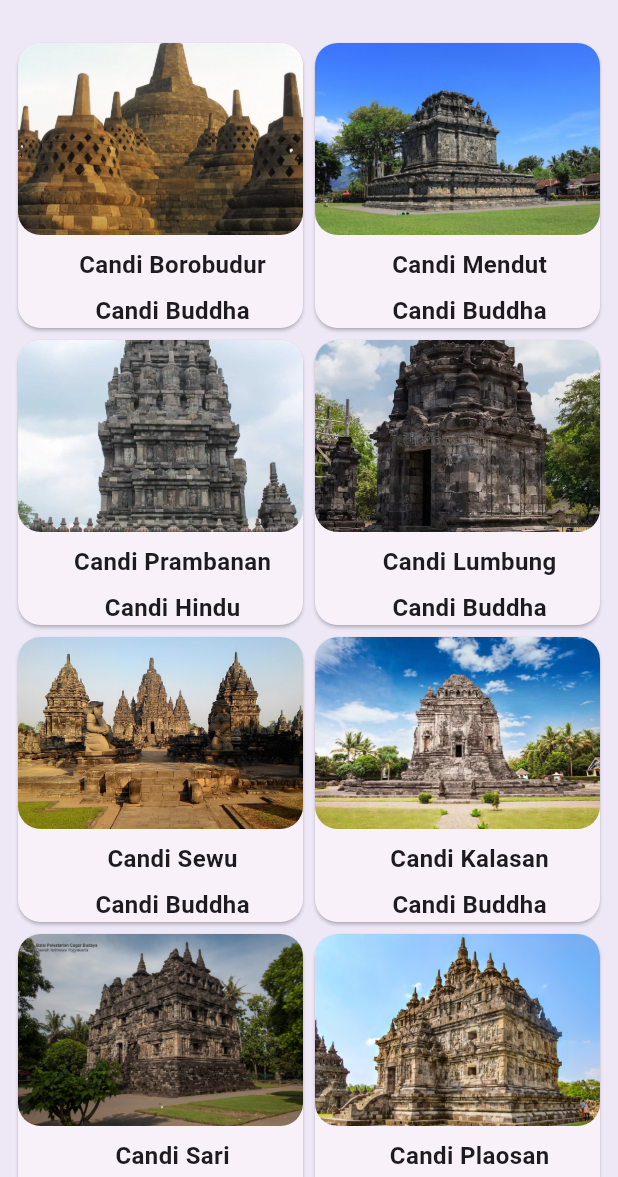
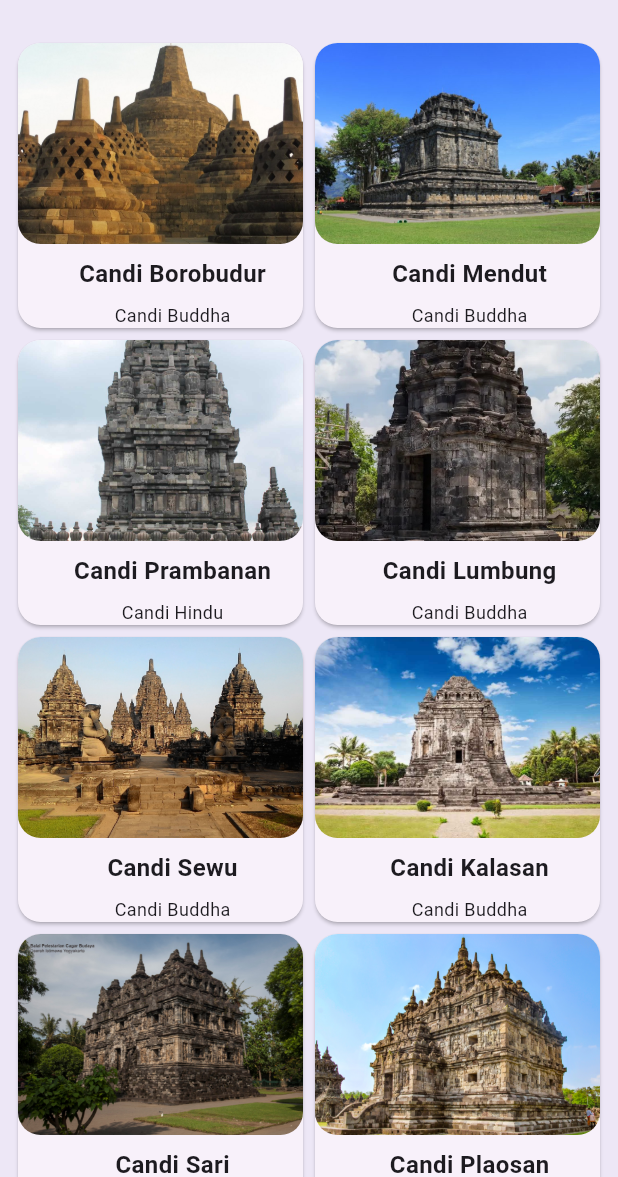
Before and after one commit to SalimTNKuho/wisata_candi_salimalfaruq, a Flutter app: the screen it shows after launch, on a phone screen of 412 x 824 dp, the part 59-1236 px from its top. Run offline on Flutter 3.47's test engine with Material 3 defaults, Android fonts, the phone set to English and light mode, and no system bars; our stand-ins replace cached_network_image, flutter_riverpod.

Commit message:
merapikan item_card.dart

```diff
--- a/lib/widgets/item_card.dart
+++ b/lib/widgets/item_card.dart
@@ -42,7 +42,7 @@ class ItemCard extends StatelessWidget {
               ),
             ),
             // TODO 4: Buat Text sebagai anak dari Column
-            // Text 1
+            // Text 1 (nama candi)
             Padding(
               padding: const EdgeInsets.only(
                 left: 16,
@@ -57,7 +57,7 @@ class ItemCard extends StatelessWidget {
               ),
             ),
             // TODO 5: Buat Text sebagai anak dari Column
-            // Text 2
+            // Text 2 (tipe candi)
             Padding(
               padding: const EdgeInsets.only(
                 left: 16,
@@ -65,7 +65,9 @@ class ItemCard extends StatelessWidget {
               ),
               child: Text(
                 candi.type,
-                style: TextStyle(fontSize: 16, fontWeight: FontWeight.bold),
+                style: TextStyle(
+                    fontSize: 12,
+                ),
               ),
             ),
           ],
```
